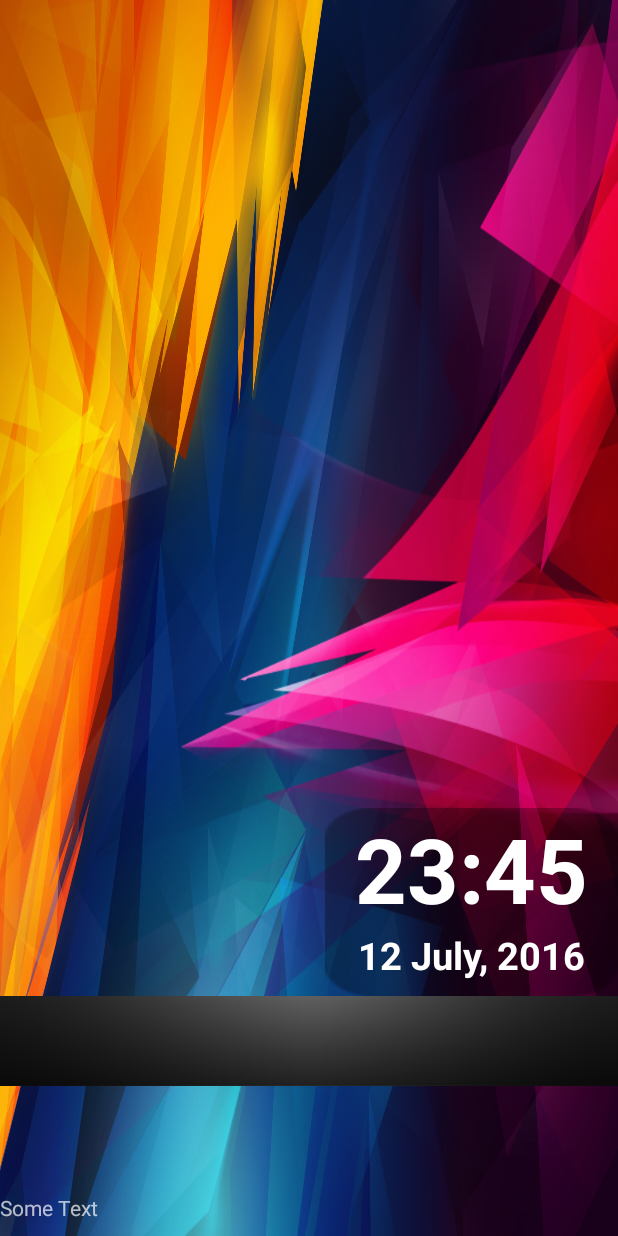
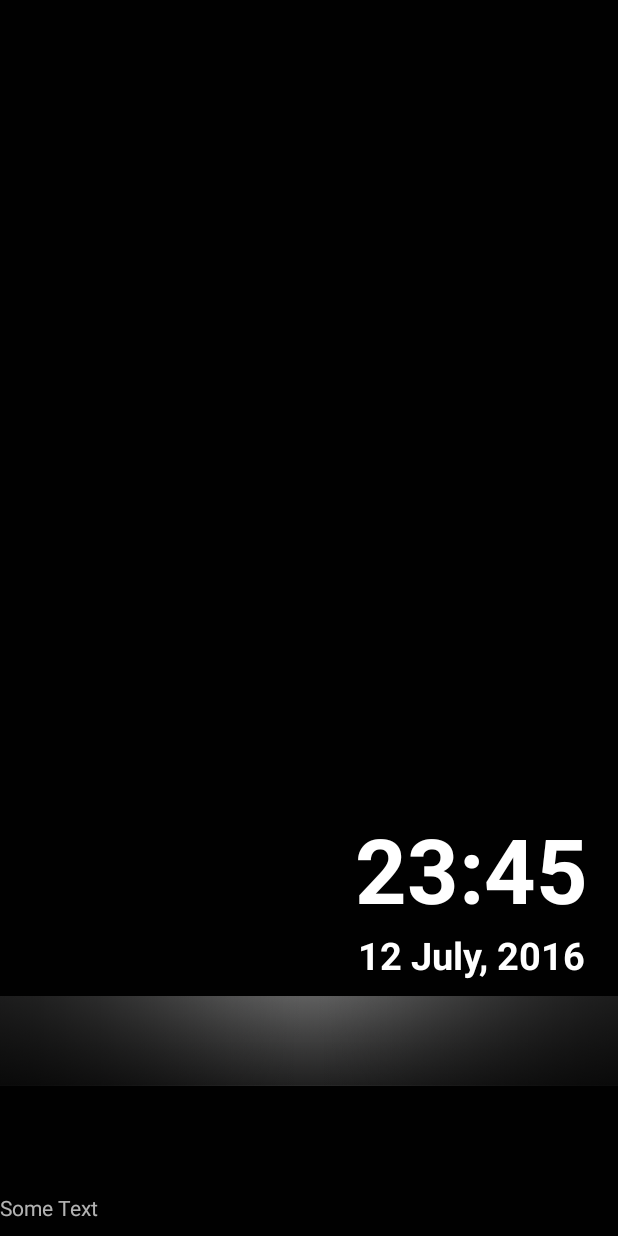
Before and after one commit to unknown0492/AppsTvLauncher_2ndGen, an Android app: the MainActivity screen opened directly, with no data from a screen before it, on a phone screen of 412 x 824 dp. Run offline under Robolectric (Android 15) with nearby library versions, the phone set to English and light mode, and no system bars; 42 statements that could not run were skipped.

Commit message:
v1.0.1 The Clock and the Weather has been moved to the bottom left of the launcher
Features
- Clock and weather has a Flipping effect when switching

v1.0.2
- Added the display of SSID and Password for Tethering at the bottom right corner of the Launcher overlapping the Collar Text
- Fixed the flipping 90 degree bug

v1.0.3
- Added the Display of Hotel Logo
- Created the flipping effect for Clock, Weather and Hotel Logo and also fixed the bug for flipping
- Added the pause and resume effect for the flipping effect when launcher goes in the background

v1.0.4
- Added The Unzip of TV Channels when launcher is loaded. This happens only once after the box boot up

v1.0.5
- Added Multi-Lingual Support. Launcher Menu Items, Sub Menu items and Day/Month are set to be multi Lingual
- Added World Clock
- Fixed the Screensaver Bug
- Splitted the Weather as Temperature and Remark
- Changed the Hotspot Flipping effect to Alpha effect
- Changed the Launcher Menu Design

v1.0.6d
- This Launcher is based on the 5.1 Launcher concepts
- Digital Signage now executes under AsyncTask when loading the new wallpaper, so it does not run on main thread
- Launcher has non-translucent theme which eliminates the issue of youtube running in background
- PerfectTime fix for time setting as per android 6.0
- No checking of permissions
- Default wallpaper set to black color background jpeg
- Flipping pause and resume in proper sequence and with priority so that overflipping does not happen
- Removed the dropdown delay of 250ms for subitems

v1.0.7
- Changes made for the Android 6.0
- No killing of Apps onResume()
- onResume() will not execute all its functions within 15 seconds of its calling
- The flippers will be started in the onCreate() and they wont be paused and resumed
- TV Restore will take place inside onCreate()
- Youtube restore will support older as well as newer versions of youtube
- Have support for PerfectTimeService date command for Android 6.0
- Launcher items will be processed inside the Handler()

```diff
--- a/app/src/main/java/com/excel/imagemanipulator/DigitalSignage.java
+++ b/app/src/main/java/com/excel/imagemanipulator/DigitalSignage.java
@@ -44,7 +44,7 @@ public class DigitalSignage{
     public void setDefaultWallpaperOnBackground(){
         //Bitmap bmp = ImageManipulator.getDecodedBitmap( getResources(), R.drawable.default_bg, 1920, 1020 );
         //Drawable dr = new BitmapDrawable( bmp );
-        Drawable dr = ImageManipulator.getDecodedDrawable( context.getResources(), R.drawable.default_bg, 1920, 1020 );
+        Drawable dr = ImageManipulator.getDecodedDrawable( context.getResources(), R.drawable.default_bg_black, 1920, 1020 );
         rl_launcher_bg.setBackgroundDrawable( dr );
         dr = null;
     }
--- a/app/src/main/res/layout-land/activity_main.xml
+++ b/app/src/main/res/layout-land/activity_main.xml
@@ -3,7 +3,7 @@
     android:id="@+id/rl_launcher_bg"
     android:layout_width="match_parent"
     android:layout_height="match_parent"
-    android:background="@drawable/launcher_bg3"
+    android:background="@drawable/default_bg_black"
     tools:context="com.excel.appstvlauncher.secondgen.MainActivity" >
 
 
```
Also changed, not shown: app/src/main/java/com/excel/appstvlauncher/secondgen/MainActivity.java (+52 -5 lines), app/src/main/res/drawable/default_bg_black.jpg (added).
